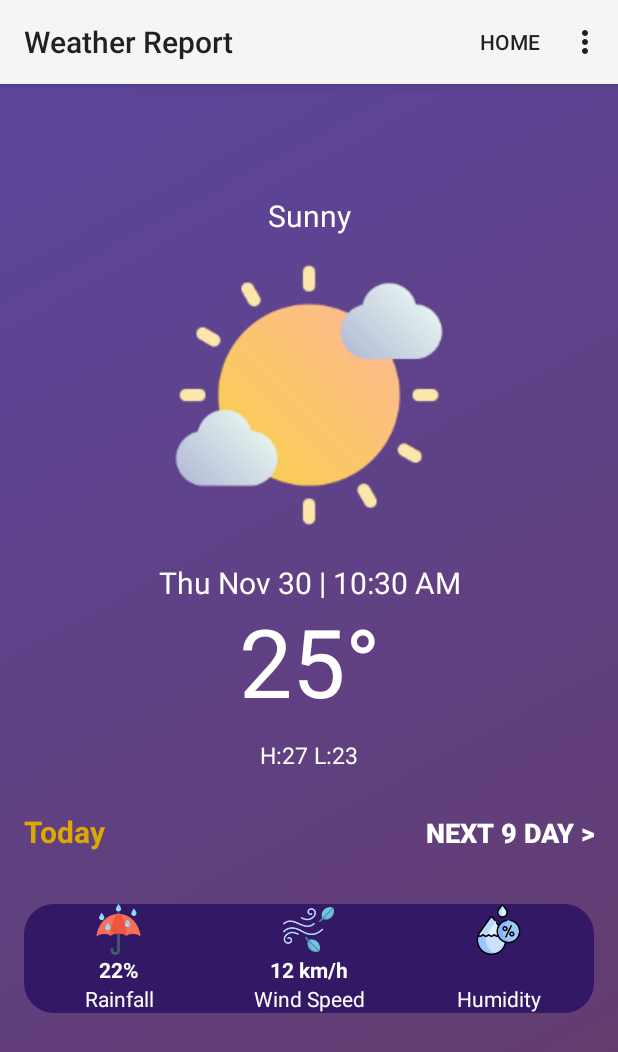
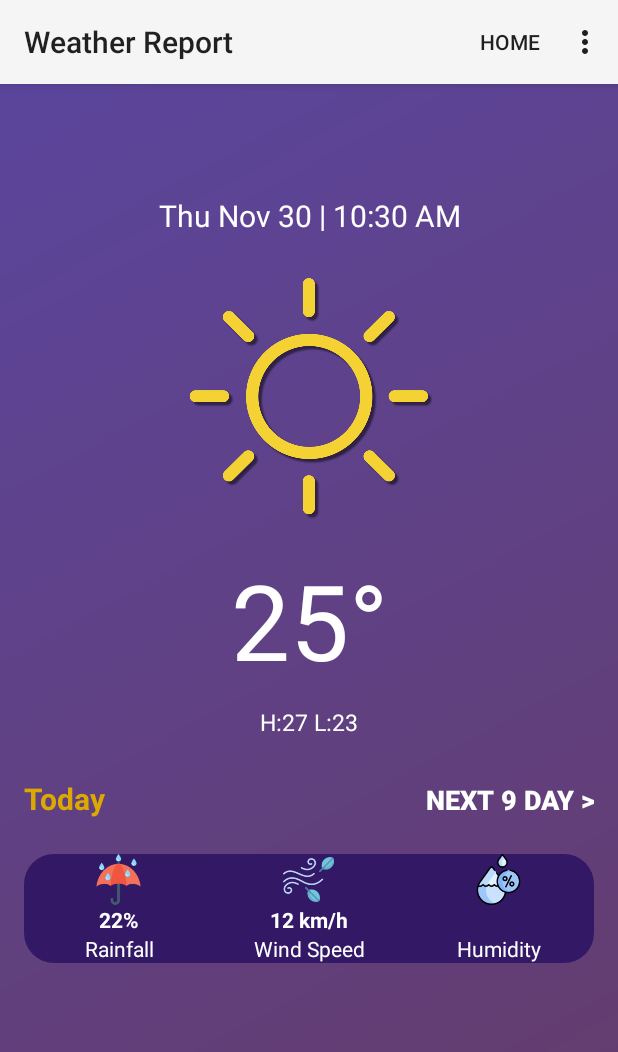
Before and after one commit to ssdjustinchau/weatherapp, an Android app: the screen it shows after launch (MainActivity), on a phone screen of 412 x 824 dp. Shown: the top 1052 px of the screen. Run offline under Robolectric (Android 15) with nearby library versions, the phone set to English and light mode, and no system bars; 3 statements that could not run were skipped.

Commit message:
UI change

```diff
--- a/app/src/main/res/layout/activity_main.xml
+++ b/app/src/main/res/layout/activity_main.xml
@@ -7,33 +7,6 @@
     android:background="@drawable/gradient_background"
     tools:context=".MainActivity">
 
-
-    <TextView
-        android:id="@+id/banner"
-        android:layout_width="match_parent"
-        android:layout_height="wrap_content"
-        android:text="Sunny"
-        android:textAlignment="center"
-        android:textColor="@color/white"
-        android:textSize="20sp"
-        app:layout_constraintBottom_toBottomOf="parent"
-        app:layout_constraintEnd_toEndOf="parent"
-        app:layout_constraintHorizontal_bias="0.0"
-        app:layout_constraintStart_toStartOf="parent"
-        app:layout_constraintTop_toTopOf="parent"
-        app:layout_constraintVertical_bias="0.1" />
-
-    <ImageView
-        android:id="@+id/bannerimg"
-        android:layout_width="match_parent"
-        android:layout_height="wrap_content"
-        app:layout_constraintBottom_toBottomOf="parent"
-        app:layout_constraintEnd_toEndOf="parent"
-        app:layout_constraintHorizontal_bias="0.0"
-        app:layout_constraintStart_toStartOf="parent"
-        app:layout_constraintTop_toTopOf="parent"
-        app:layout_constraintVertical_bias="0.2"
-        app:srcCompat="@drawable/sunny" />
 
     <TextView
         android:id="@+id/DNT"
@@ -48,7 +21,19 @@
         app:layout_constraintHorizontal_bias="0.0"
         app:layout_constraintStart_toStartOf="parent"
         app:layout_constraintTop_toTopOf="parent"
-        app:layout_constraintVertical_bias="0.43" />
+        app:layout_constraintVertical_bias="0.1" />
+
+    <ImageView
+        android:id="@+id/bannerimg"
+        android:layout_width="match_parent"
+        android:layout_height="180dp"
+        app:layout_constraintBottom_toBottomOf="parent"
+        app:layout_constraintEnd_toEndOf="parent"
+        app:layout_constraintHorizontal_bias="0.0"
+        app:layout_constraintStart_toStartOf="parent"
+        app:layout_constraintTop_toTopOf="parent"
+        app:layout_constraintVertical_bias="0.2"
+        app:srcCompat="@drawable/pic50" />
 
     <TextView
         android:id="@+id/temperature"
@@ -57,13 +42,13 @@
         android:text="25°"
         android:textAlignment="center"
         android:textColor="@color/white"
-        android:textSize="63sp"
+        android:textSize="70sp"
         app:layout_constraintBottom_toBottomOf="parent"
         app:layout_constraintEnd_toEndOf="parent"
         app:layout_constraintHorizontal_bias="0.0"
         app:layout_constraintStart_toStartOf="parent"
         app:layout_constraintTop_toTopOf="parent"
-        app:layout_constraintVertical_bias="0.5" />
+        app:layout_constraintVertical_bias="0.46" />
 
     <TextView
         android:id="@+id/HnLtemp"
@@ -78,7 +63,7 @@
         app:layout_constraintHorizontal_bias="0.0"
         app:layout_constraintStart_toStartOf="parent"
         app:layout_constraintTop_toTopOf="parent"
-        app:layout_constraintVertical_bias="0.585" />
+        app:layout_constraintVertical_bias="0.555" />
 
     <LinearLayout
         android:layout_width="match_parent"
@@ -89,7 +74,7 @@
         app:layout_constraintHorizontal_bias="0.0"
         app:layout_constraintStart_toStartOf="parent"
         app:layout_constraintTop_toTopOf="parent"
-        app:layout_constraintVertical_bias="0.660">
+        app:layout_constraintVertical_bias="0.63">
 
         <TextView
             android:id="@+id/Today"
@@ -127,7 +112,7 @@
         app:layout_constraintEnd_toEndOf="parent"
         app:layout_constraintStart_toStartOf="parent"
         app:layout_constraintTop_toTopOf="parent"
-        app:layout_constraintVertical_bias="0.8">
+        app:layout_constraintVertical_bias="0.75">
 
         <LinearLayout
             android:layout_width="0dp"
```
